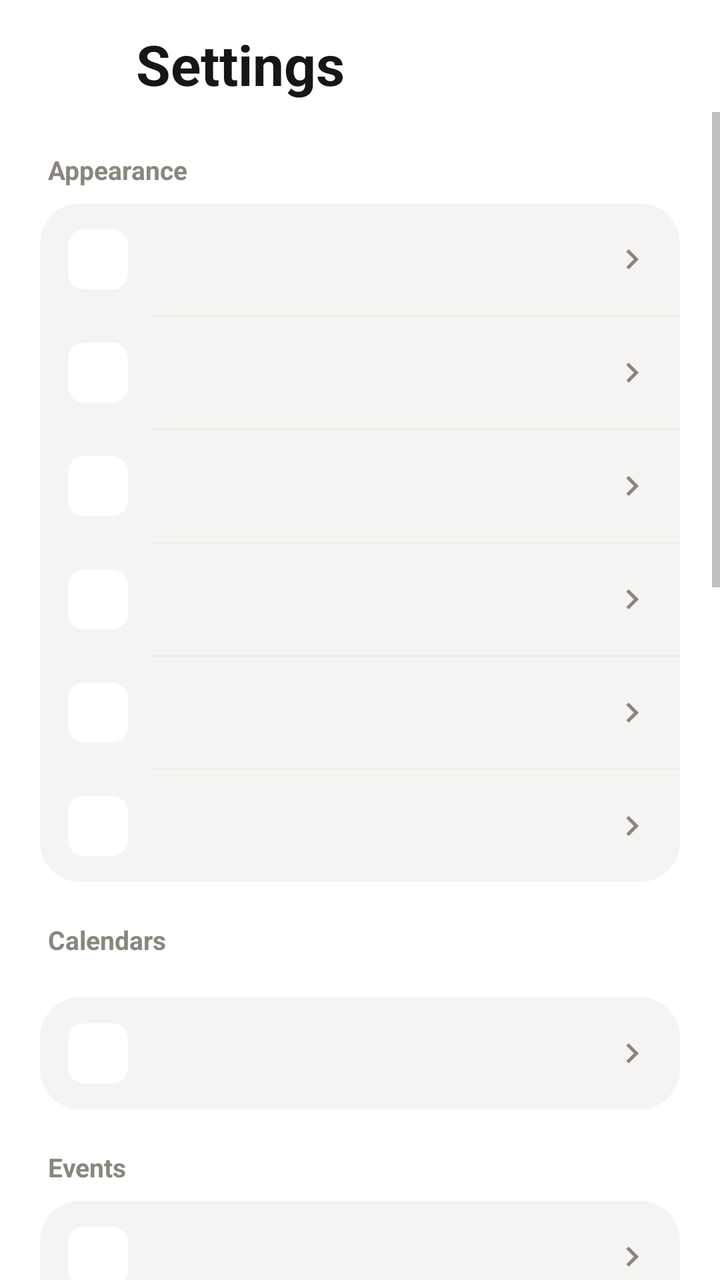
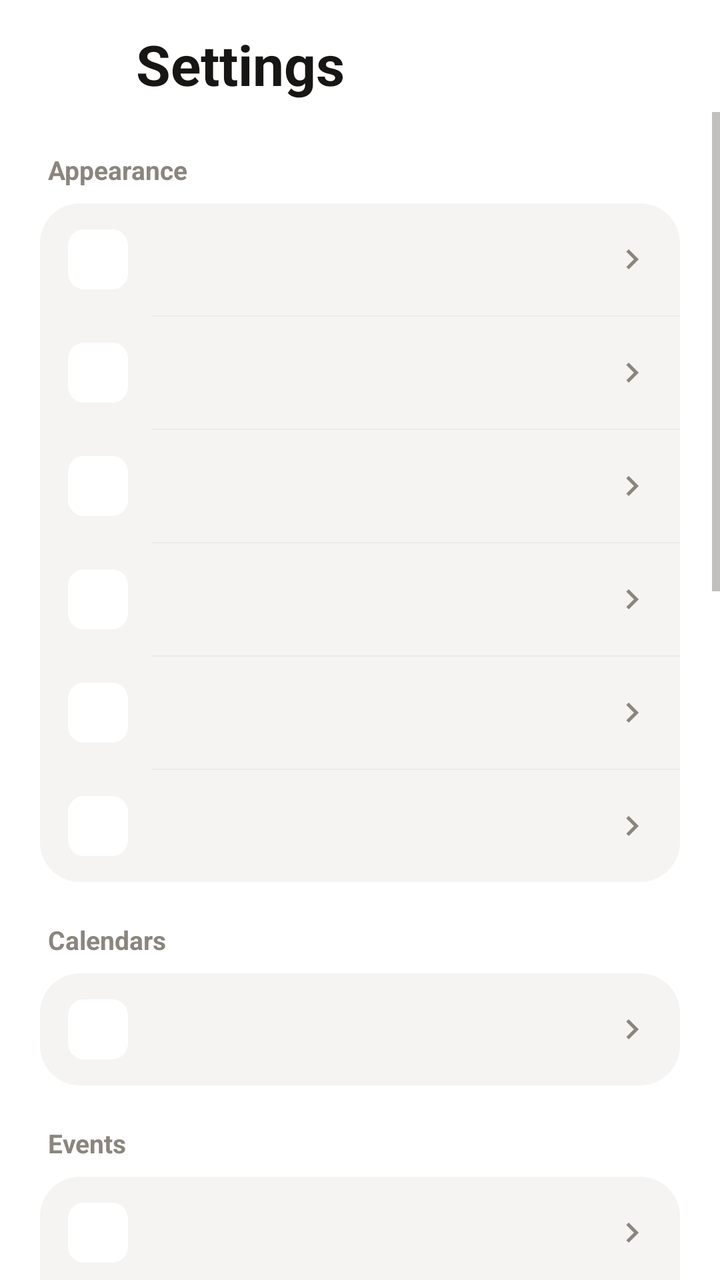

An Android layout rendered at two revisions. The XML below is the earlier revision; the diff shows what the commit changed to produce the second picture.
<!-- AndroidManifest.xml: application theme Theme.Takvim -->
<!-- res/layout/activity_ayarlar.xml -->
<?xml version="1.0" encoding="utf-8"?>
<LinearLayout xmlns:android="http://schemas.android.com/apk/res/android"
    xmlns:app="http://schemas.android.com/apk/res-auto"
    android:layout_width="match_parent"
    android:layout_height="match_parent"
    android:background="@color/zemin"
    android:fitsSystemWindows="true"
    android:orientation="vertical">

    <LinearLayout
        android:layout_width="match_parent"
        android:layout_height="wrap_content"
        android:gravity="center_vertical"
        android:orientation="horizontal"
        android:paddingLeft="12dp"
        android:paddingTop="8dp"
        android:paddingRight="20dp">

        <ImageButton
            android:id="@+id/btnGeri"
            android:layout_width="48dp"
            android:layout_height="48dp"
            android:background="?attr/selectableItemBackgroundBorderless"
            android:contentDescription="@string/geri"
            android:src="@drawable/ic_geri"
            app:tint="@color/metin" />

        <TextView
            android:layout_width="wrap_content"
            android:layout_height="wrap_content"
            android:layout_marginLeft="8dp"
            android:text="@string/ayarlar"
            android:textColor="@color/metin"
            android:textSize="28sp"
            android:textStyle="bold" />
    </LinearLayout>

    <ScrollView
        android:layout_width="match_parent"
        android:layout_height="0dp"
        android:layout_weight="1">

        <LinearLayout
            android:layout_width="match_parent"
            android:layout_height="wrap_content"
            android:orientation="vertical"
            android:paddingLeft="20dp"
            android:paddingRight="20dp"
            android:paddingBottom="32dp">

            <TextView style="@style/BolumBasligi" android:text="@string/gorunum" />
            <LinearLayout style="@style/AyarKutusu">
                <include android:id="@+id/satirTema" layout="@layout/item_ayar" />
                <View style="@style/AyarAyraci" />
                <include android:id="@+id/satirBaslangicGorunum" layout="@layout/item_ayar" />
                <View style="@style/AyarAyraci" />
                <include android:id="@+id/satirHaftaBasi" layout="@layout/item_ayar" />
                <View style="@style/AyarAyraci" />
                <include android:id="@+id/satirHaftaNo" layout="@layout/item_ayar" />
                <View style="@style/AyarAyraci" />
                <include android:id="@+id/satirSaatAraligi" layout="@layout/item_ayar" />
                <View style="@style/AyarAyraci" />
                <include android:id="@+id/satirIsiHaritasi" layout="@layout/item_ayar" />
            </LinearLayout>

            <TextView style="@style/BolumBasligi" android:text="@string/takvimler" />
            <LinearLayout
                android:id="@+id/takvimKutusu"
                style="@style/AyarKutusu" />

            <LinearLayout
                style="@style/AyarKutusu"
                android:layout_marginTop="12dp">
                <include android:id="@+id/satirDogum" layout="@layout/item_ayar" />
            </LinearLayout>

            <TextView style="@style/BolumBasligi" android:text="@string/etkinlikler" />
            <LinearLayout style="@style/AyarKutusu">
                <include android:id="@+id/satirVarsayilanTakvim" layout="@layout/item_ayar" />
                <View style="@style/AyarAyraci" />
                <include android:id="@+id/satirVarsayilanSure" layout="@layout/item_ayar" />
                <View style="@style/AyarAyraci" />
                <include android:id="@+id/satirVarsayilanHatirlatma" layout="@layout/item_ayar" />
                <View style="@style/AyarAyraci" />
                <include android:id="@+id/satirErteleme" layout="@layout/item_ayar" />
                <View style="@style/AyarAyraci" />
                <include android:id="@+id/satirReddedilen" layout="@layout/item_ayar" />
            </LinearLayout>

            <TextView style="@style/BolumBasligi" android:text="@string/ozet_bolum" />
            <LinearLayout style="@style/AyarKutusu">
                <include android:id="@+id/satirOzet" layout="@layout/item_ayar" />
                <View style="@style/AyarAyraci" />
                <include android:id="@+id/satirOzetSaat" layout="@layout/item_ayar" />
            </LinearLayout>

            <TextView style="@style/BolumBasligi" android:text="@string/guvenilirlik" />
            <LinearLayout style="@style/AyarKutusu">
                <include android:id="@+id/satirBildirim" layout="@layout/item_ayar" />
                <View style="@style/AyarAyraci" />
                <include android:id="@+id/satirIzin" layout="@layout/item_ayar" />
            </LinearLayout>

            <TextView style="@style/BolumBasligi" android:text="@string/yedek_bolum" />
            <LinearLayout style="@style/AyarKutusu">
                <include android:id="@+id/satirIceAktar" layout="@layout/item_ayar" />
                <View style="@style/AyarAyraci" />
                <include android:id="@+id/satirDisaAktar" layout="@layout/item_ayar" />
            </LinearLayout>

            <TextView style="@style/BolumBasligi" android:text="@string/hakkinda" />
            <LinearLayout style="@style/AyarKutusu">
                <include android:id="@+id/satirSurum" layout="@layout/item_ayar" />
            </LinearLayout>
        </LinearLayout>
    </ScrollView>
</LinearLayout>
<!-- res/layout/item_ayar.xml (included above) -->
<?xml version="1.0" encoding="utf-8"?>
<LinearLayout xmlns:android="http://schemas.android.com/apk/res/android"
    xmlns:app="http://schemas.android.com/apk/res-auto"
    android:layout_width="match_parent"
    android:layout_height="wrap_content"
    android:background="?attr/selectableItemBackground"
    android:gravity="center_vertical"
    android:orientation="horizontal"
    android:paddingLeft="14dp"
    android:paddingTop="13dp"
    android:paddingRight="14dp"
    android:paddingBottom="13dp">

    <ImageView
        android:id="@+id/ayarIkon"
        android:layout_width="30dp"
        android:layout_height="30dp"
        android:background="@drawable/bg_rozet"
        android:importantForAccessibility="no"
        android:padding="6dp" />

    <LinearLayout
        android:layout_width="0dp"
        android:layout_height="wrap_content"
        android:layout_marginStart="12dp"
        android:layout_weight="1"
        android:orientation="vertical">

        <TextView
            android:id="@+id/ayarBaslik"
            android:layout_width="match_parent"
            android:layout_height="wrap_content"
            android:textColor="@color/metin"
            android:textSize="15sp" />

        <TextView
            android:id="@+id/ayarOzet"
            android:layout_width="match_parent"
            android:layout_height="wrap_content"
            android:ellipsize="end"
            android:maxLines="2"
            android:textColor="@color/metin_ikincil"
            android:textSize="12sp"
            android:visibility="gone" />
    </LinearLayout>

    
    <androidx.appcompat.widget.SwitchCompat
        android:id="@+id/ayarAnahtar"
        android:layout_width="wrap_content"
        android:layout_height="wrap_content"
        android:layout_marginStart="8dp"
        android:background="@null"
        android:clickable="false"
        android:focusable="false"
        android:importantForAccessibility="no"
        android:thumb="@drawable/anahtar_topuz"
        android:visibility="gone"
        app:track="@drawable/anahtar_ray" />

    <ImageView
        android:id="@+id/ayarChevron"
        android:layout_width="20dp"
        android:layout_height="20dp"
        android:importantForAccessibility="no"
        android:src="@drawable/ic_chevron" />

</LinearLayout>
<!-- resources referenced by this layout -->
<resources>
  <color name="metin">#171614</color>
  <color name="metin_ikincil">#8A867E</color>
  <color name="zemin">#FFFFFF</color>
  <!-- drawable anahtar_ray (drawable) -->
  <?xml version="1.0" encoding="utf-8"?>
  <shape xmlns:android="http://schemas.android.com/apk/res/android" android:shape="rectangle">
      <corners android:radius="15dp" />
      <size android:width="50dp" android:height="30dp" />
      <solid android:color="#FFFFFFFF" />
  </shape>
  <!-- drawable bg_rozet (drawable) -->
  <?xml version="1.0" encoding="utf-8"?>
  <shape xmlns:android="http://schemas.android.com/apk/res/android" android:shape="rectangle">
      <solid android:color="#FFFFFF" />
      <corners android:radius="8dp" />
  </shape>
  <!-- drawable ic_chevron (drawable) -->
  <?xml version="1.0" encoding="utf-8"?>
  <vector xmlns:android="http://schemas.android.com/apk/res/android"
      android:width="20dp" android:height="20dp"
      android:viewportWidth="24" android:viewportHeight="24"
      android:tint="@color/metin_ikincil">
      <path android:fillColor="#FF000000"
          android:pathData="M10,6L8.59,7.41 13.17,12l-4.58,4.59L10,18l6,-6z"/>
  </vector>
  <!-- drawable ic_geri (drawable) -->
  <?xml version="1.0" encoding="utf-8"?>
  <vector xmlns:android="http://schemas.android.com/apk/res/android"
      android:width="22dp" android:height="22dp"
      android:viewportWidth="24" android:viewportHeight="24">
      <path android:strokeColor="#FFFFFFFF" android:strokeWidth="2.2" android:strokeLineCap="round"
          android:strokeLineJoin="round"
          android:pathData="M15,5l-7,7 7,7" />
  </vector>
  <string name="ayarlar">Settings</string>
  <string name="etkinlikler">Events</string>
  <string name="geri">Back</string>
  <string name="gorunum">Appearance</string>
  <string name="guvenilirlik">Reliability</string>
  <string name="hakkinda">About</string>
  <string name="ozet_bolum">Daily summary</string>
  <string name="takvimler">Calendars</string>
  <string name="yedek_bolum">Import and backup</string>
  <style name="AyarAyraci">
          <item name="android:layout_width">match_parent</item>
          <item name="android:layout_height">0.5dp</item>
          <item name="android:layout_marginLeft">56dp</item>
          <item name="android:background">@color/ayrac</item>
      </style>
  <style name="AyarKutusu">
          <item name="android:layout_width">match_parent</item>
          <item name="android:layout_height">wrap_content</item>
          <item name="android:background">@drawable/bg_kart</item>
          <item name="android:orientation">vertical</item>
      </style>
  <style name="BolumBasligi">
          <item name="android:layout_width">match_parent</item>
          <item name="android:layout_height">wrap_content</item>
          <item name="android:layout_marginTop">20dp</item>
          <item name="android:layout_marginBottom">8dp</item>
          <item name="android:paddingLeft">4dp</item>
          <item name="android:textColor">@color/metin_ikincil</item>
          <item name="android:textSize">13sp</item>
          <item name="android:textStyle">bold</item>
      </style>
  <style name="Theme.Takvim" parent="Theme.Ekosistem" />
  <color name="ayrac">#ECEAE6</color>
  <!-- drawable bg_kart (drawable) -->
  <?xml version="1.0" encoding="utf-8"?>
  <shape xmlns:android="http://schemas.android.com/apk/res/android" android:shape="rectangle">
      <solid android:color="@color/kart" />
      <corners android:radius="20dp" />
  </shape>
  <color name="kart">#F5F4F2</color>
  <color name="vurgu">#0F766E</color>
  <!-- unchanged entries left out for length: 2 -->
</resources>

<!-- the commit's change to res/layout/activity_ayarlar.xml (unified diff, before → after) -->
@@ -64,14 +64,8 @@
             </LinearLayout>
 
             <TextView style="@style/BolumBasligi" android:text="@string/takvimler" />
-            <LinearLayout
-                android:id="@+id/takvimKutusu"
-                style="@style/AyarKutusu" />
-
-            <LinearLayout
-                style="@style/AyarKutusu"
-                android:layout_marginTop="12dp">
-                <include android:id="@+id/satirDogum" layout="@layout/item_ayar" />
+            <LinearLayout style="@style/AyarKutusu">
+                <include android:id="@+id/satirTakvimler" layout="@layout/item_ayar" />
             </LinearLayout>
 
             <TextView style="@style/BolumBasligi" android:text="@string/etkinlikler" />
